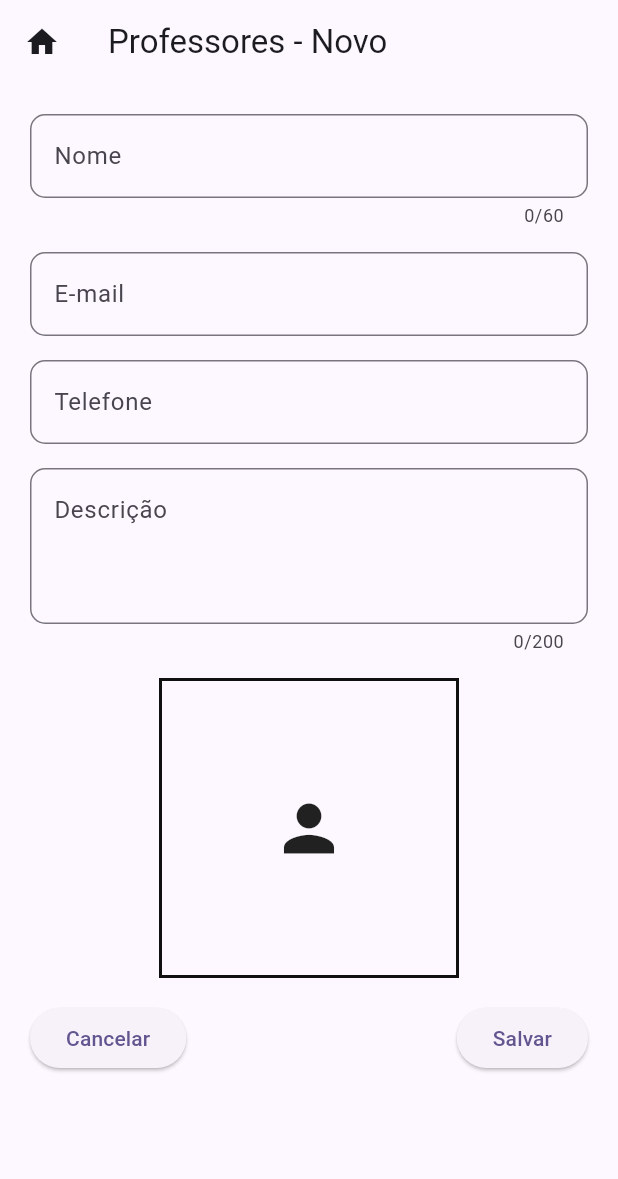
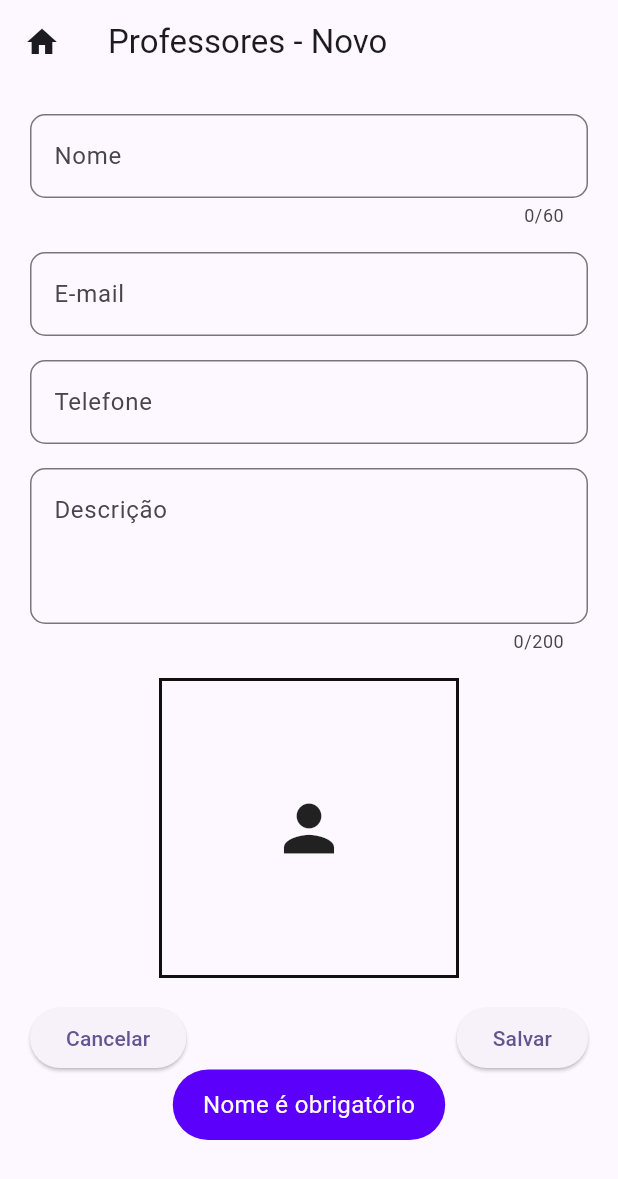
Before and after one commit to renangabriel08/08_Modulo_D1_01, a Flutter app: the ProfessoresCadastro screen opened by its route, after a tap on "Salvar", on a phone screen of 412 x 824 dp. Shown: the top 1179 px of the screen. Run offline on Flutter 3.47's test engine with Material 3 defaults, Android fonts, the phone set to English and light mode, and no system bars; our stand-ins replace connectivity_plus, fl_chart, flutter_masked_text2, flutter_slidable, fluttertoast, image_picker and 1 more; missing offline and left inert: no_screenshot; accounts and stored records are empty.

Commit message:
first commit

```diff
--- a/modulod/lib/pages/professores_cadastro.dart
+++ b/modulod/lib/pages/professores_cadastro.dart
@@ -25,7 +25,7 @@ class _ProfessoresCadastroState extends State<ProfessoresCadastro> {
 
   salvar() async {
     if (nome.text.isEmpty) {
-      return 'Nome é obrigatório';
+      MyToast.get('Nome é obrigatório');
     } else {
       App.professores.add({
         "id": App.professores.last['id'] + 1,
```
